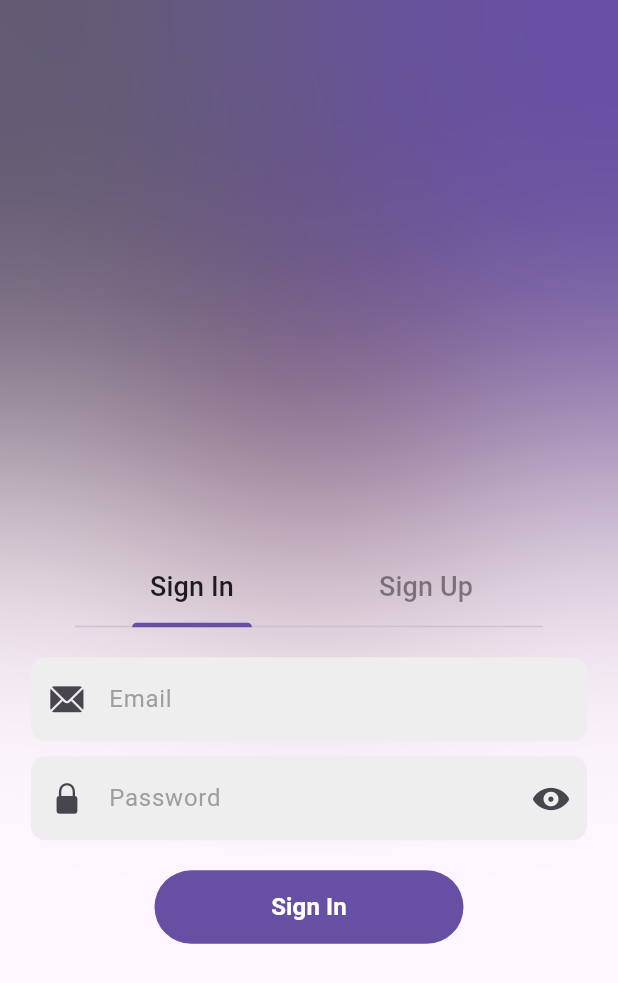
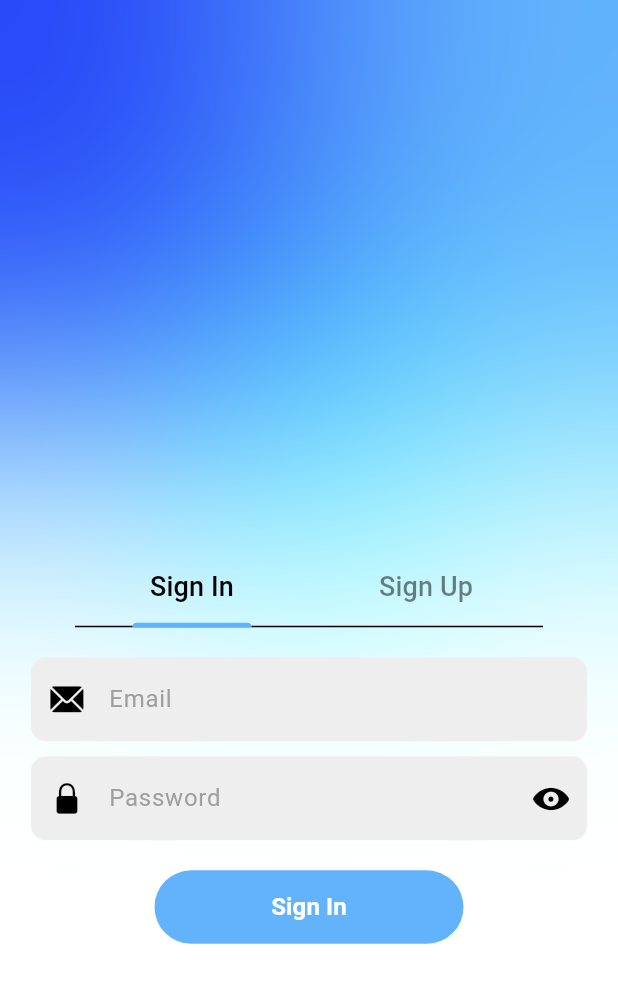
Before and after one commit to akxix/Neobis_Flutter_Auth, a Flutter app: the screen it shows after launch, on a phone screen of 412 x 824 dp. Shown: the top 983 px of the screen. Run offline on Flutter 3.47's test engine with Material 3 defaults, Android fonts, the phone set to English and light mode, and no system bars; our stand-ins replace bloc, equatable, flutter_bloc, shared_preferences.

Commit message:
last commit

```diff
--- a/lib/main.dart
+++ b/lib/main.dart
@@ -1,6 +1,5 @@
 import 'package:flutter/material.dart';
 import 'package:flutter_bloc/flutter_bloc.dart';
-
 import 'home_screen.dart';
 import './screens/auth/welcome_screen.dart';
 import './blocs/authentication_bloc/authentication_bloc.dart';
@@ -30,6 +29,18 @@ class MyApp extends StatelessWidget {
         create: (context) => AuthenticationBloc(userRepository: userRepository),
         child: MaterialApp(
           title: 'SharedPreferences Auth',
+          theme: ThemeData(
+            colorScheme: const ColorScheme.light(
+                background: Colors.white,
+                onBackground: Colors.black,
+                primary: Color.fromRGBO(98, 179, 252, 1.0),
+                onPrimary: Colors.black,
+                secondary: Color.fromRGBO(38, 69, 248, 1),
+                onSecondary: Colors.white,
+                tertiary: Color.fromRGBO(64, 255, 255, 1.0),
+                error: Color.fromARGB(255, 157, 106, 215),
+                outline: Color(0xFF424242)),
+          ),
           home: BlocBuilder<AuthenticationBloc, AuthenticationState>(
             builder: (context, state) {
               if (state.status == AuthenticationStatus.authenticated) {
```
